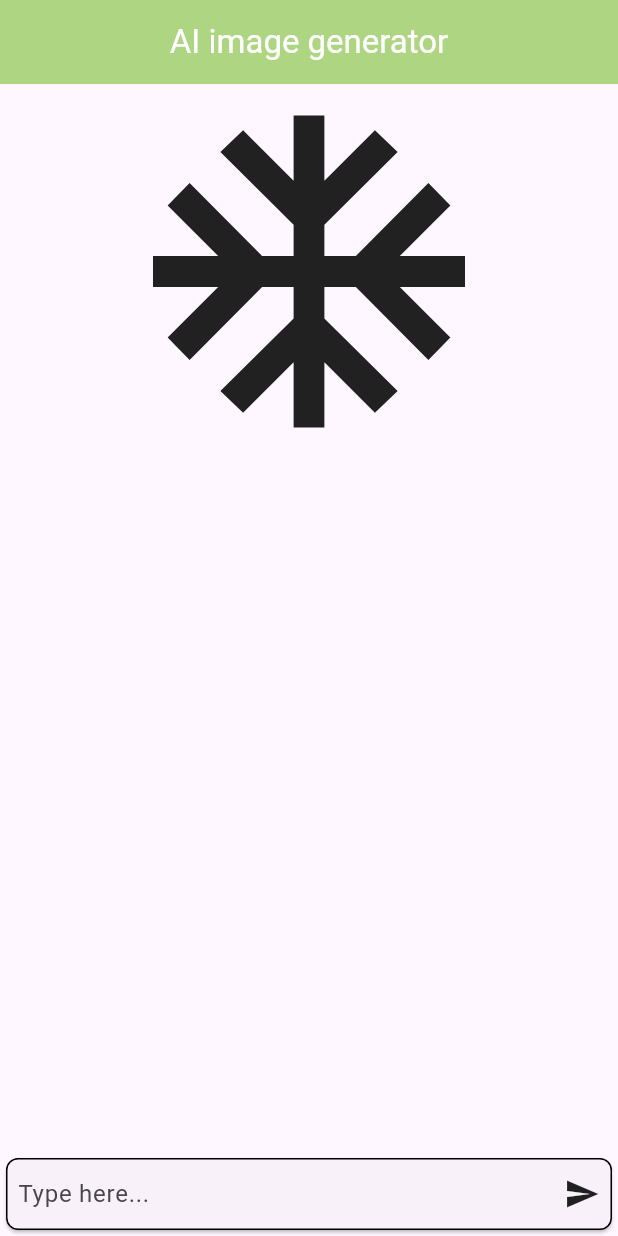
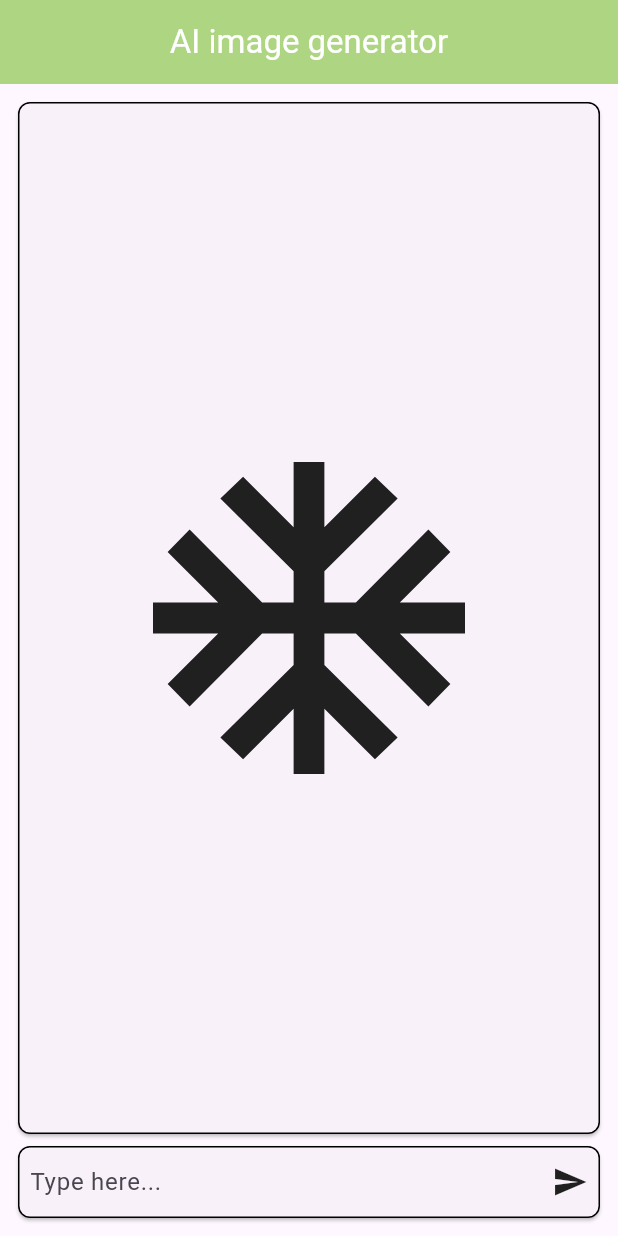
Before and after one commit to JepcDev/ai_image_art_generator_fd, a Flutter app: the screen it shows after launch, after a tap on the "send" icon, on a phone screen of 412 x 824 dp. Run offline on Flutter 3.47's test engine with Material 3 defaults, Android fonts, the phone set to English and light mode, and no system bars; network calls fail.

Commit message:
feat: add GUI working on images

```diff
--- a/lib/imageGeneratorScreen.dart
+++ b/lib/imageGeneratorScreen.dart
@@ -1,4 +1,3 @@
-
 import 'package:flutter/cupertino.dart';
 import 'package:flutter/material.dart';
 import 'dart:io';
@@ -20,28 +19,32 @@ class _ImageGeneratorScreenState extends State<ImageGeneratorScreen> {
 
 // NOTE -> generateImage
   generateImage(var prompt) async {
-
-    var request = http.MultipartRequest('POST', Uri.parse("https://api.vyro.ai/v2/image/generations"));
-    request.headers['Authorization'] = "Bearer vk-B9fE8RCDK6VhTF25liTuFNcwHarn2il0otgj3NLCuRDL3M7";
+    controller.text = "";
+    var request = http.MultipartRequest(
+        'POST', Uri.parse("https://api.vyro.ai/v2/image/generations"));
+    request.headers['Authorization'] =
+        "Bearer vk-B9fE8RCDK6VhTF25liTuFNcwHarn2il0otgj3NLCuRDL3M7";
     request.fields["prompt"] = prompt;
     request.fields["style"] = "realistic";
     request.fields["aspect_ratio"] = "1:1";
-    request.fields["seed"]= "0";
+    request.fields["seed"] = "0";
 
     var response = await request.send();
 
-    if (response.statusCode ==200) {
+    if (response.statusCode == 200) {
       print("image generated successfully");
-      var completeResponse =  await http.Response.fromStream(response);//obtenemos el objeto con la respuesta completa de la peticion
+      var completeResponse = await http.Response.fromStream(
+          response); //obtenemos el objeto con la respuesta completa de la peticion
 
-      Directory directory = await getApplicationDocumentsDirectory();// Proporsiona una direccion de los archivos del usuario
+      Directory directory =
+          await getApplicationDocumentsDirectory(); // Proporsiona una direccion de los archivos del usuario
       genImg = File("${directory.path}/genimg.jpg");
       await genImg.writeAsBytes(completeResponse.bodyBytes);
 
       setState(() {
         genImg;
       });
-    }else{
+    } else {
       print(response.statusCode);
     }
   }
@@ -51,32 +54,60 @@ class _ImageGeneratorScreenState extends State<ImageGeneratorScreen> {
     return Scaffold(
       appBar: AppBar(
         backgroundColor: Colors.lightGreen[300],
-        title: Text("AI image generator", style: TextStyle(color: Colors.white),),centerTitle: true,
+        title: Text(
+          "AI image generator",
+          style: TextStyle(color: Colors.white),
         ),
-      body: Column(
+        centerTitle: true,
+      ),
+      body: Padding(
+        padding: const EdgeInsets.all(8.0),
+        child: Column(
           mainAxisAlignment: MainAxisAlignment.spaceBetween,
           children: [
-        genImg != null? Image.file(genImg):
-        Icon(Icons.ac_unit,size: 250,),
-
+            Expanded(
+              child: Container(
+                width: MediaQuery.of(context).size.width,
+                child: Card(
+                  shape: RoundedRectangleBorder(
+                      side: BorderSide(color: Colors.black),
+                      borderRadius: BorderRadius.circular(8)),
+                  child: genImg != null
+                      ? Image.file(genImg)
+                      : Icon(
+                          Icons.ac_unit,
+                          size: 250,
+                        ),
+                ),
+              ),
+            ),
             Card(
-          shape: RoundedRectangleBorder(side: BorderSide(color: Colors.black), borderRadius: BorderRadius.circular(8)),
+              shape: RoundedRectangleBorder(
+                  side: BorderSide(color: Colors.black),
+                  borderRadius: BorderRadius.circular(8)),
               child: Padding(
-            padding: const EdgeInsets.only(left:8.0, right: 8.0),
+                padding: const EdgeInsets.only(left: 8.0, right: 8.0),
                 child: Row(
                   children: [
                     Expanded(
                         child: TextField(
-                    controller: controller, decoration: InputDecoration(border: InputBorder.none, hintText: "Type here..."),
+                      controller: controller,
+                      decoration: InputDecoration(
+                          border: InputBorder.none, hintText: "Type here..."),
                     )),
-                InkWell(child: Icon(Icons.send), onTap: (){
+                    InkWell(
+                      child: Icon(Icons.send),
+                      onTap: () {
                         generateImage(controller.text);
-                },)
+                      },
+                    )
                   ],
                 ),
               ),
             )
-      ],),
+          ],
+        ),
+      ),
     );
   }
 }
```
Lines whose indentation alone changed are shown as unchanged.
